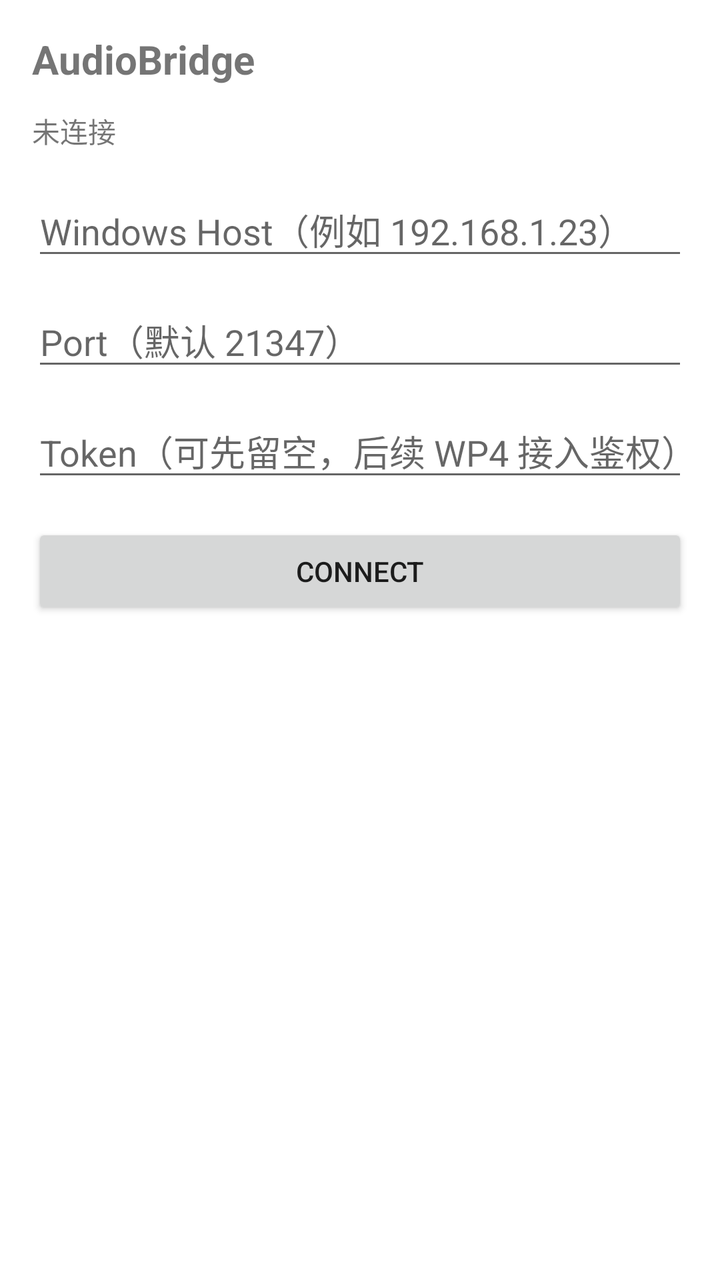
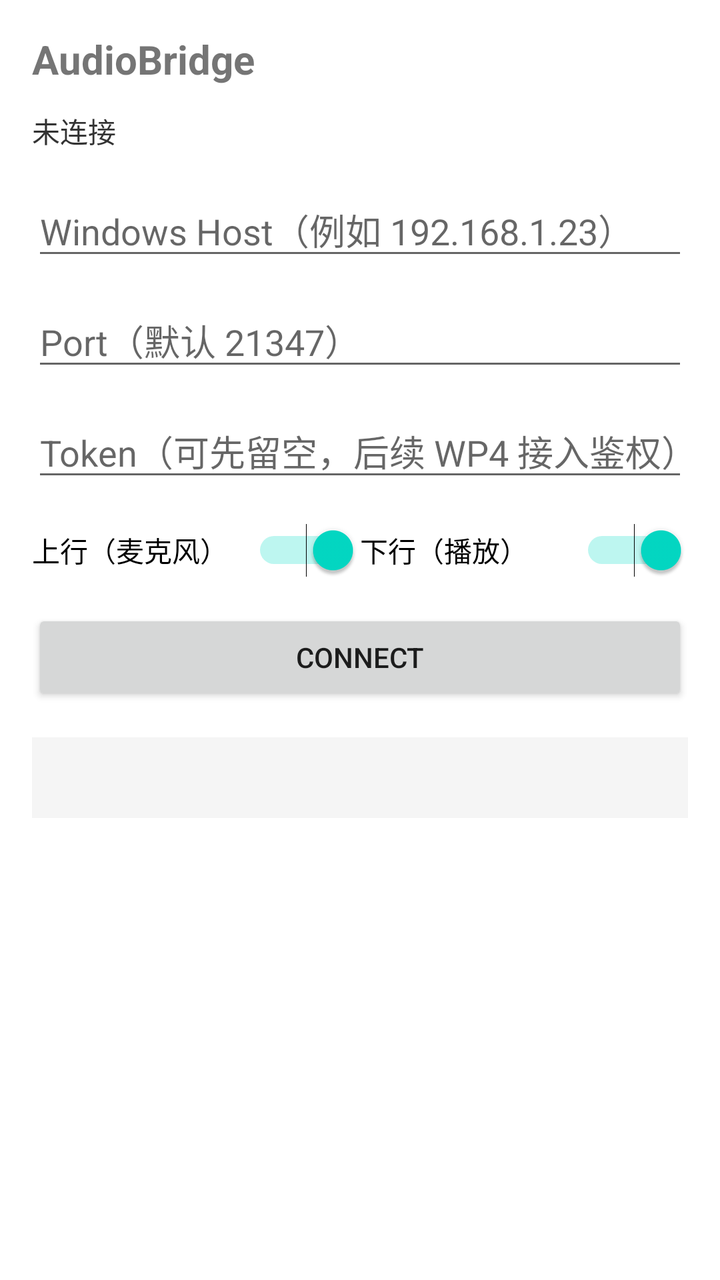

The first picture is an Android layout as it rendered before a commit; the second is the same layout after the commit. The layout source and the unified diff follow.
<!-- AndroidManifest.xml: application theme Theme.AudioBridgeClient -->
<!-- res/layout/activity_main.xml -->
<?xml version="1.0" encoding="utf-8"?>
<androidx.constraintlayout.widget.ConstraintLayout
    xmlns:android="http://schemas.android.com/apk/res/android"
    xmlns:app="http://schemas.android.com/apk/res-auto"
    android:layout_width="match_parent"
    android:layout_height="match_parent"
    android:padding="16dp">

    <TextView
        android:id="@+id/titleText"
        android:layout_width="0dp"
        android:layout_height="wrap_content"
        android:text="@string/app_name"
        android:textSize="20sp"
        android:textStyle="bold"
        app:layout_constraintTop_toTopOf="parent"
        app:layout_constraintStart_toStartOf="parent"
        app:layout_constraintEnd_toEndOf="parent" />

    <TextView
        android:id="@+id/statusText"
        android:layout_width="0dp"
        android:layout_height="wrap_content"
        android:layout_marginTop="12dp"
        android:text="@string/status_idle"
        app:layout_constraintTop_toBottomOf="@id/titleText"
        app:layout_constraintStart_toStartOf="parent"
        app:layout_constraintEnd_toEndOf="parent" />

    <EditText
        android:id="@+id/hostInput"
        android:layout_width="0dp"
        android:layout_height="wrap_content"
        android:layout_marginTop="16dp"
        android:hint="@string/hint_host"
        android:inputType="textUri"
        app:layout_constraintTop_toBottomOf="@id/statusText"
        app:layout_constraintStart_toStartOf="parent"
        app:layout_constraintEnd_toEndOf="parent" />

    <EditText
        android:id="@+id/portInput"
        android:layout_width="0dp"
        android:layout_height="wrap_content"
        android:layout_marginTop="12dp"
        android:hint="@string/hint_port"
        android:inputType="number"
        app:layout_constraintTop_toBottomOf="@id/hostInput"
        app:layout_constraintStart_toStartOf="parent"
        app:layout_constraintEnd_toEndOf="parent" />

    <EditText
        android:id="@+id/tokenInput"
        android:layout_width="0dp"
        android:layout_height="wrap_content"
        android:layout_marginTop="12dp"
        android:hint="@string/hint_token"
        android:inputType="textPassword"
        app:layout_constraintTop_toBottomOf="@id/portInput"
        app:layout_constraintStart_toStartOf="parent"
        app:layout_constraintEnd_toEndOf="parent" />

    <Button
        android:id="@+id/connectButton"
        android:layout_width="0dp"
        android:layout_height="wrap_content"
        android:layout_marginTop="16dp"
        android:text="@string/btn_connect"
        app:layout_constraintTop_toBottomOf="@id/tokenInput"
        app:layout_constraintStart_toStartOf="parent"
        app:layout_constraintEnd_toEndOf="parent" />

</androidx.constraintlayout.widget.ConstraintLayout>
<!-- resources referenced by this layout -->
<resources>
  <string name="app_name">AudioBridge</string>
  <string name="btn_connect">Connect</string>
  <string name="hint_host">Windows Host（例如 192.168.1.23）</string>
  <string name="hint_port">Port（默认 21347）</string>
  <string name="hint_token">Token（可先留空，后续 WP4 接入鉴权）</string>
  <string name="status_idle">未连接</string>
  <style name="Theme.AudioBridgeClient" parent="Theme.MaterialComponents.DayNight.NoActionBar">
          
          <item name="colorPrimary">@color/purple_500</item>
          <item name="colorPrimaryVariant">@color/purple_700</item>
          <item name="colorOnPrimary">@color/white</item>
          <item name="colorSecondary">@color/teal_200</item>
          <item name="colorSecondaryVariant">@color/teal_700</item>
          <item name="colorOnSecondary">@color/black</item>
          <item name="android:statusBarColor">?attr/colorPrimaryVariant</item>
          <item name="android:navigationBarColor">?attr/colorPrimaryVariant</item>
          <item name="android:windowBackground">@color/white</item>
      </style>
  <color name="purple_500">#6200EE</color>
  <color name="purple_700">#3700B3</color>
  <color name="white">#FFFFFF</color>
  <color name="teal_200">#03DAC5</color>
  <color name="teal_700">#018786</color>
  <color name="black">#000000</color>
</resources>

<!-- the commit's change to res/layout/activity_main.xml (unified diff, before → after) -->
@@ -1,73 +1,122 @@
 <?xml version="1.0" encoding="utf-8"?>
-<androidx.constraintlayout.widget.ConstraintLayout
+<ScrollView
     xmlns:android="http://schemas.android.com/apk/res/android"
     xmlns:app="http://schemas.android.com/apk/res-auto"
     android:layout_width="match_parent"
-    android:layout_height="match_parent"
-    android:padding="16dp">
+    android:layout_height="match_parent">
 
-    <TextView
-        android:id="@+id/titleText"
-        android:layout_width="0dp"
+    <androidx.constraintlayout.widget.ConstraintLayout
+        android:layout_width="match_parent"
         android:layout_height="wrap_content"
-        android:text="@string/app_name"
-        android:textSize="20sp"
-        android:textStyle="bold"
-        app:layout_constraintTop_toTopOf="parent"
-        app:layout_constraintStart_toStartOf="parent"
-        app:layout_constraintEnd_toEndOf="parent" />
+        android:padding="16dp">
 
-    <TextView
-        android:id="@+id/statusText"
-        android:layout_width="0dp"
-        android:layout_height="wrap_content"
-        android:layout_marginTop="12dp"
-        android:text="@string/status_idle"
-        app:layout_constraintTop_toBottomOf="@id/titleText"
-        app:layout_constraintStart_toStartOf="parent"
-        app:layout_constraintEnd_toEndOf="parent" />
+        <TextView
+            android:id="@+id/titleText"
+            android:layout_width="0dp"
+            android:layout_height="wrap_content"
+            android:text="@string/app_name"
+            android:textSize="20sp"
+            android:textStyle="bold"
+            app:layout_constraintTop_toTopOf="parent"
+            app:layout_constraintStart_toStartOf="parent"
+            app:layout_constraintEnd_toEndOf="parent" />
 
-    <EditText
-        android:id="@+id/hostInput"
-        android:layout_width="0dp"
-        android:layout_height="wrap_content"
-        android:layout_marginTop="16dp"
-        android:hint="@string/hint_host"
-        android:inputType="textUri"
-        app:layout_constraintTop_toBottomOf="@id/statusText"
-        app:layout_constraintStart_toStartOf="parent"
-        app:layout_constraintEnd_toEndOf="parent" />
+        <TextView
+            android:id="@+id/statusText"
+            android:layout_width="0dp"
+            android:layout_height="wrap_content"
+            android:layout_marginTop="12dp"
+            android:text="@string/status_idle"
+            android:textColor="#333333"
+            app:layout_constraintTop_toBottomOf="@id/titleText"
+            app:layout_constraintStart_toStartOf="parent"
+            app:layout_constraintEnd_toEndOf="parent" />
 
-    <EditText
-        android:id="@+id/portInput"
-        android:layout_width="0dp"
-        android:layout_height="wrap_content"
-        android:layout_marginTop="12dp"
-        android:hint="@string/hint_port"
-        android:inputType="number"
-        app:layout_constraintTop_toBottomOf="@id/hostInput"
-        app:layout_constraintStart_toStartOf="parent"
-        app:layout_constraintEnd_toEndOf="parent" />
+        <EditText
+            android:id="@+id/hostInput"
+            android:layout_width="0dp"
+            android:layout_height="wrap_content"
+            android:layout_marginTop="16dp"
+            android:hint="@string/hint_host"
+            android:inputType="textUri"
+            app:layout_constraintTop_toBottomOf="@id/statusText"
+            app:layout_constraintStart_toStartOf="parent"
+            app:layout_constraintEnd_toEndOf="parent" />
 
-    <EditText
-        android:id="@+id/tokenInput"
-        android:layout_width="0dp"
-        android:layout_height="wrap_content"
-        android:layout_marginTop="12dp"
-        android:hint="@string/hint_token"
-        android:inputType="textPassword"
-        app:layout_constraintTop_toBottomOf="@id/portInput"
-        app:layout_constraintStart_toStartOf="parent"
-        app:layout_constraintEnd_toEndOf="parent" />
+        <EditText
+            android:id="@+id/portInput"
+            android:layout_width="0dp"
+            android:layout_height="wrap_content"
+            android:layout_marginTop="12dp"
+            android:hint="@string/hint_port"
+            android:inputType="number"
+            app:layout_constraintTop_toBottomOf="@id/hostInput"
+            app:layout_constraintStart_toStartOf="parent"
+            app:layout_constraintEnd_toEndOf="parent" />
 
-    <Button
-        android:id="@+id/connectButton"
-        android:layout_width="0dp"
-        android:layout_height="wrap_content"
-        android:layout_marginTop="16dp"
-        android:text="@string/btn_connect"
-        app:layout_constraintTop_toBottomOf="@id/tokenInput"
-        app:layout_constraintStart_toStartOf="parent"
-        app:layout_constraintEnd_toEndOf="parent" />
+        <EditText
+            android:id="@+id/tokenInput"
+            android:layout_width="0dp"
+            android:layout_height="wrap_content"
+            android:layout_marginTop="12dp"
+            android:hint="@string/hint_token"
+            android:inputType="textPassword"
+            app:layout_constraintTop_toBottomOf="@id/portInput"
+            app:layout_constraintStart_toStartOf="parent"
+            app:layout_constraintEnd_toEndOf="parent" />
 
-</androidx.constraintlayout.widget.ConstraintLayout>
+        
+        <LinearLayout
+            android:id="@+id/switchContainer"
+            android:layout_width="0dp"
+            android:layout_height="wrap_content"
+            android:layout_marginTop="16dp"
+            android:orientation="horizontal"
+            app:layout_constraintTop_toBottomOf="@id/tokenInput"
+            app:layout_constraintStart_toStartOf="parent"
+            app:layout_constraintEnd_toEndOf="parent">
+
+            <Switch
+                android:id="@+id/uplinkSwitch"
+                android:layout_width="0dp"
+                android:layout_height="wrap_content"
+                android:layout_weight="1"
+                android:text="上行（麦克风）"
+                android:checked="true" />
+
+            <Switch
+                android:id="@+id/downlinkSwitch"
+                android:layout_width="0dp"
+                android:layout_height="wrap_content"
+                android:layout_weight="1"
+                android:text="下行（播放）"
+                android:checked="true" />
+        </LinearLayout>
+
+        <Button
+            android:id="@+id/connectButton"
+            android:layout_width="0dp"
+            android:layout_height="wrap_content"
+            android:layout_marginTop="16dp"
+            android:text="@string/btn_connect"
+            app:layout_constraintTop_toBottomOf="@id/switchContainer"
+            app:layout_constraintStart_toStartOf="parent"
+            app:layout_constraintEnd_toEndOf="parent" />
+
+        
+        <TextView
+            android:id="@+id/audioStatusText"
+            android:layout_width="0dp"
+            android:layout_height="wrap_content"
+            android:layout_marginTop="16dp"
+            android:fontFamily="monospace"
+            android:textSize="12sp"
+            android:textColor="#666666"
+            android:background="#F5F5F5"
+            android:padding="12dp"
+            app:layout_constraintTop_toBottomOf="@id/connectButton"
+            app:layout_constraintStart_toStartOf="parent"
+            app:layout_constraintEnd_toEndOf="parent" />
+
+    </androidx.constraintlayout.widget.ConstraintLayout>
+</ScrollView>
